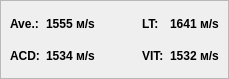
The window that velosity.ui (siborion/siborion_american_scan) describes before a commit, drawn with Qt 5.
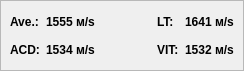
The same window after the commit.

```diff
--- a/velosity.ui
+++ b/velosity.ui
@@ -6,8 +6,8 @@
    <rect>
     <x>0</x>
     <y>0</y>
-    <width>229</width>
-    <height>79</height>
+    <width>244</width>
+    <height>71</height>
    </rect>
   </property>
   <property name="sizePolicy">
@@ -54,7 +54,7 @@
         </property>
         <property name="sizeHint" stdset="0">
          <size>
-          <width>40</width>
+          <width>5</width>
           <height>20</height>
          </size>
         </property>
@@ -123,7 +123,7 @@
         </property>
         <property name="sizeHint" stdset="0">
          <size>
-          <width>40</width>
+          <width>5</width>
           <height>20</height>
          </size>
         </property>
@@ -192,7 +192,7 @@
         </property>
         <property name="sizeHint" stdset="0">
          <size>
-          <width>40</width>
+          <width>5</width>
           <height>20</height>
          </size>
         </property>
```
